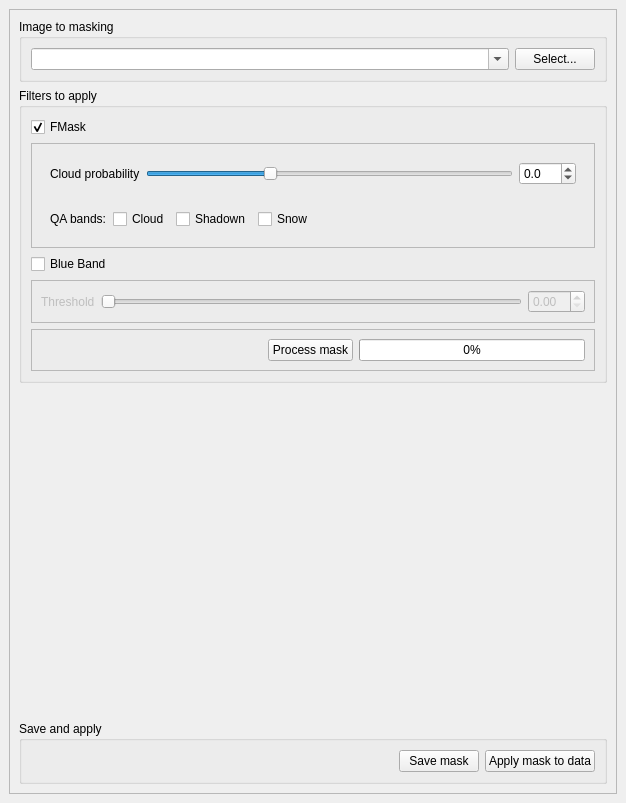
Qt form cloud_masking_dockwidget_base.ui (SMByC/CloudMasking) before a commit.
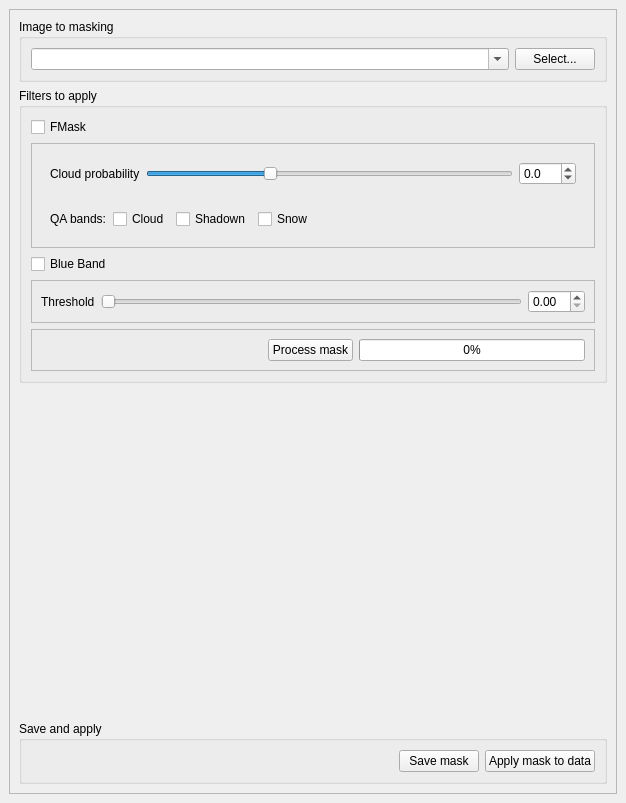
The same form after that commit.

Commit message: Update the  UI dockwidget plugin

Patch:
```diff
--- a/cloud_masking_dockwidget_base.ui
+++ b/cloud_masking_dockwidget_base.ui
@@ -84,7 +84,7 @@
            <item row="3" column="1">
             <widget class="QFrame" name="frame_BlueBand">
              <property name="enabled">
-              <bool>false</bool>
+              <bool>true</bool>
              </property>
              <property name="frameShape">
               <enum>QFrame::StyledPanel</enum>
@@ -122,7 +122,7 @@
               <string>FMask</string>
              </property>
              <property name="checked">
-              <bool>true</bool>
+              <bool>false</bool>
              </property>
             </widget>
            </item>
```
Left out of the diff: 44 changed lines with no effect on the pictures.
